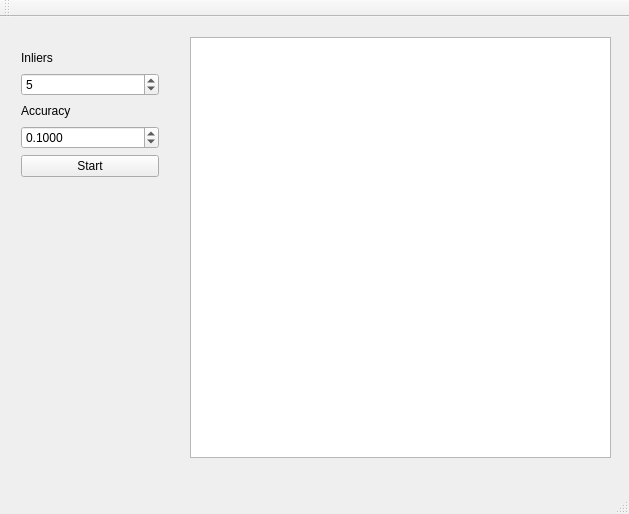
Before: the Qt Designer form mainwindow.ui in qbrefort/Qinter, drawn with Qt 5.
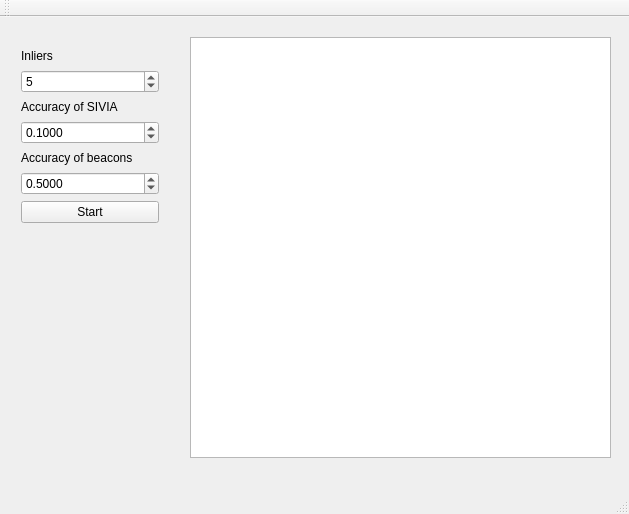
After: the same form once the commit is applied.

Commit message: Soft constraint experiment : Is adding a controller to the innacuracy of the beacons a 'soft' constraint ?

Patch:
```diff
--- a/mainwindow.ui
+++ b/mainwindow.ui
@@ -36,7 +36,7 @@
       <x>10</x>
       <y>20</y>
       <width>160</width>
-      <height>151</height>
+      <height>197</height>
      </rect>
     </property>
     <layout class="QVBoxLayout" name="verticalLayout">
@@ -57,7 +57,7 @@
      <item>
       <widget class="QLabel" name="label_Epsilon">
        <property name="text">
-        <string>Accuracy</string>
+        <string>Accuracy of SIVIA</string>
        </property>
       </widget>
      </item>
@@ -83,6 +83,35 @@
        </property>
       </widget>
      </item>
+     <item>
+      <widget class="QLabel" name="label_Epsilon_3">
+       <property name="text">
+        <string>Accuracy of beacons</string>
+       </property>
+      </widget>
+     </item>
+     <item>
+      <widget class="QDoubleSpinBox" name="ErrSpinBox_2">
+       <property name="locale">
+        <locale language="English" country="UnitedStates"/>
+       </property>
+       <property name="decimals">
+        <number>4</number>
+       </property>
+       <property name="minimum">
+        <double>0.001000000000000</double>
+       </property>
+       <property name="maximum">
+        <double>10.000000000000000</double>
+       </property>
+       <property name="singleStep">
+        <double>0.100000000000000</double>
+       </property>
+       <property name="value">
+        <double>0.500000000000000</double>
+       </property>
+      </widget>
+     </item>
      <item>
       <widget class="QPushButton" name="ButtonStart">
        <property name="text">
```
The commit also changes 5 other files.
